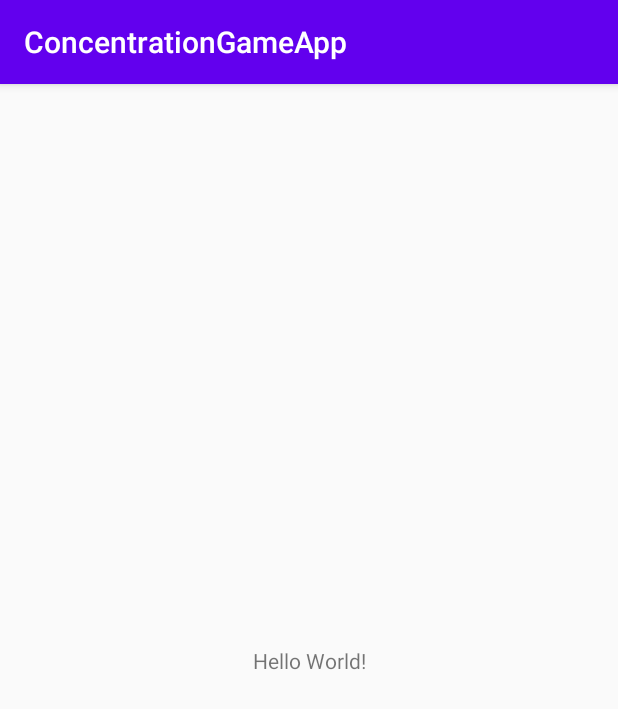
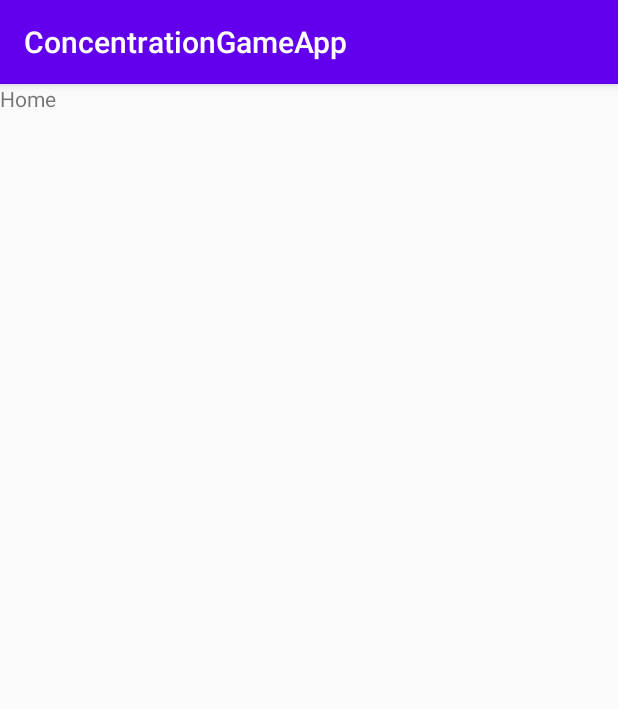
Before and after one commit to leothecrz/IntroToAndroidApps, an Android app: the screen it shows after launch (MainActivity before the commit, HomeActivity after it), on a phone screen of 412 x 824 dp. Shown: the top 709 px of the screen. Run offline under Robolectric (Android 15) with nearby library versions, the phone set to English and light mode, and no system bars.

Commit message:
MainActivity is a splash screen; HomeActivity is started after MainActivity;

```diff
--- a/App/app/src/main/AndroidManifest.xml
+++ b/App/app/src/main/AndroidManifest.xml
@@ -14,6 +14,9 @@
         android:theme="@style/Theme.ConcentrationGameApp"
         tools:targetApi="31">
         <activity
+            android:name=".HomeActivity"
+            android:exported="false" />
+        <activity
             android:name=".MainActivity"
             android:exported="true">
             <intent-filter>
--- /dev/null
+++ b/App/app/src/main/java/cpp/concentrationgameapp/HomeActivity.java
@@ -0,0 +1,14 @@
+package cpp.concentrationgameapp;
+
+import android.support.v7.app.AppCompatActivity;
+import android.os.Bundle;
+
+public class HomeActivity extends AppCompatActivity {
+
+    @Override
+    protected void onCreate(Bundle savedInstanceState) {
+        super.onCreate(savedInstanceState);
+        setContentView(R.layout.activity_home);
+
+    }
+}
--- a/App/app/src/main/java/cpp/concentrationgameapp/MainActivity.java
+++ b/App/app/src/main/java/cpp/concentrationgameapp/MainActivity.java
@@ -1,5 +1,7 @@
 package cpp.concentrationgameapp;
 
+import android.content.Intent;
+import android.os.Handler;
 import android.support.v7.app.AppCompatActivity;
 import android.os.Bundle;
 
@@ -9,6 +11,20 @@
     protected void onCreate(Bundle savedInstanceState) {
         super.onCreate(savedInstanceState);
         setContentView(R.layout.activity_main);
+
+        //getActionBar().hide();
+
+        new Handler().postDelayed(new Runnable() {
+            @Override
+            public void run() {
+                Intent intent = new Intent(MainActivity.this, HomeActivity.class);
+                startActivity(intent);
+            }
+        }, 3000);
+
+
+
+
     }
 
 }
--- /dev/null
+++ b/App/app/src/main/res/layout/activity_home.xml
@@ -0,0 +1,16 @@
+<?xml version="1.0" encoding="utf-8"?>
+<android.support.constraint.ConstraintLayout xmlns:android="http://schemas.android.com/apk/res/android"
+    xmlns:app="http://schemas.android.com/apk/res-auto"
+    xmlns:tools="http://schemas.android.com/tools"
+    android:layout_width="match_parent"
+    android:layout_height="match_parent"
+    tools:context=".HomeActivity">
+
+    <TextView
+        android:id="@+id/textView"
+        android:layout_width="wrap_content"
+        android:layout_height="wrap_content"
+        android:text="Home"
+        tools:layout_editor_absoluteX="174dp"
+        tools:layout_editor_absoluteY="356dp" />
+</android.support.constraint.ConstraintLayout>
```
